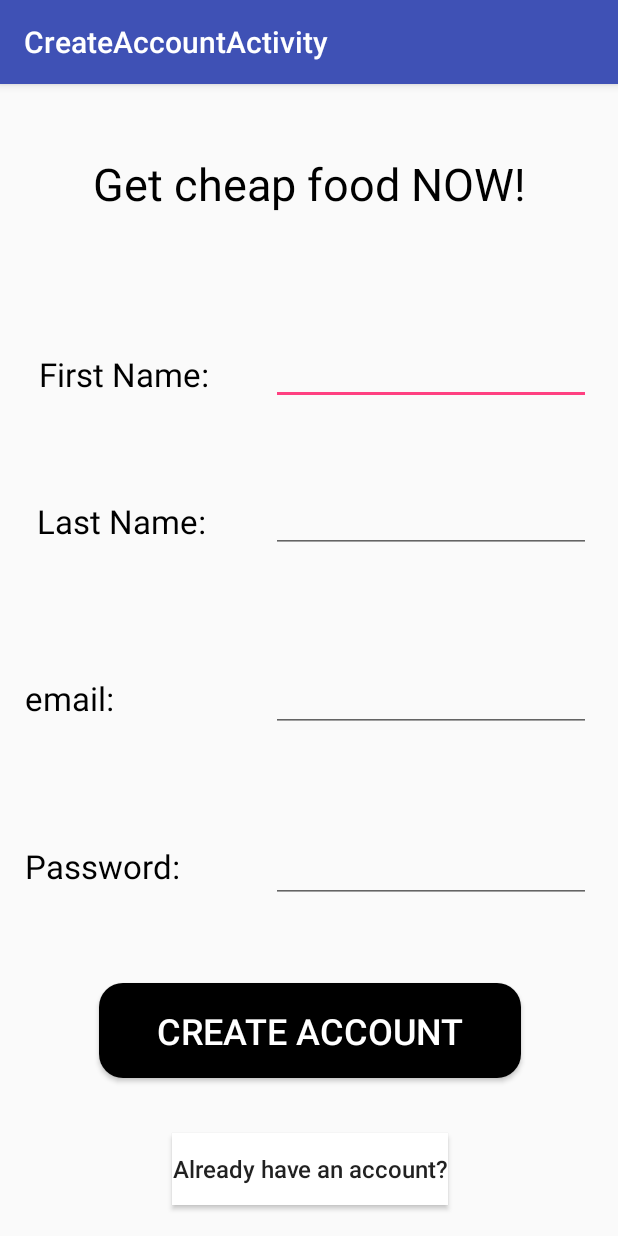
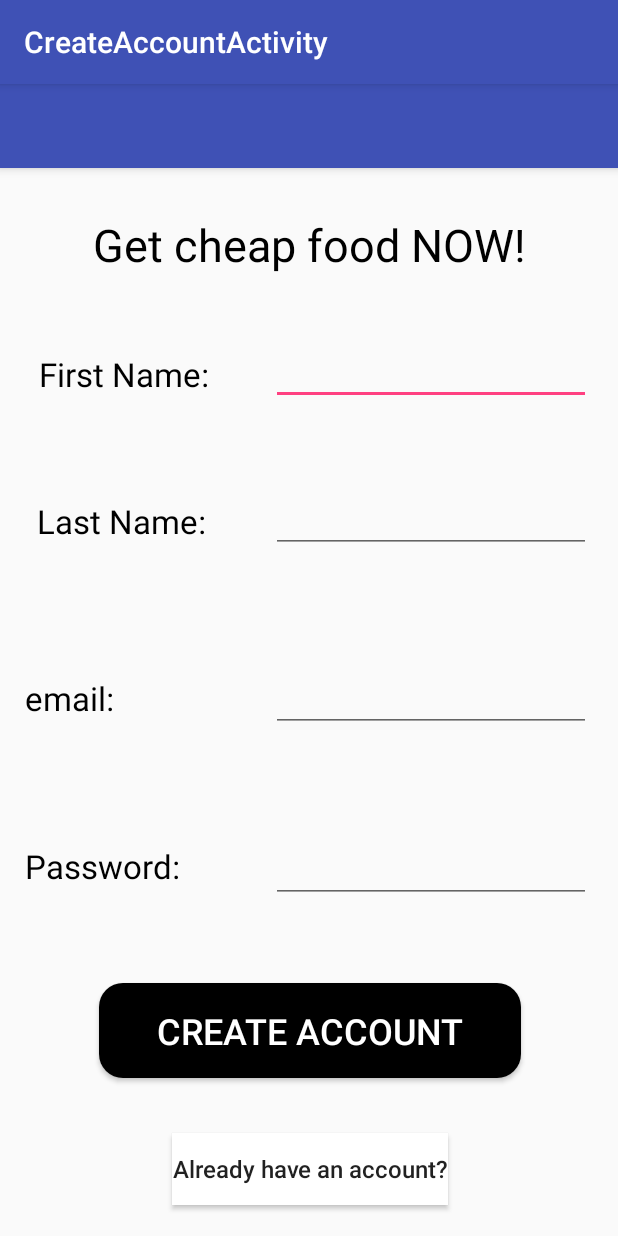
Before and after one commit to bavish-gummadi/Sizzl-Prototype, an Android app: the screen it shows after launch (CreateAccountActivity), on a phone screen of 412 x 824 dp. Run offline under Robolectric (Android 15) with nearby library versions, the phone set to English and light mode, and no system bars; 1 statement that could not run was skipped.

Commit message:
bug fixes in Menu to BWW

```diff
--- a/app/src/main/java/com/sizzl/ryanhelmlinger/sizzl/WildWingsActivity.java
+++ b/app/src/main/java/com/sizzl/ryanhelmlinger/sizzl/WildWingsActivity.java
@@ -2,8 +2,6 @@ package com.sizzl.ryanhelmlinger.sizzl;
 
 import android.content.Intent;
 import android.os.Bundle;
-import android.support.design.widget.FloatingActionButton;
-import android.support.design.widget.Snackbar;
 import android.support.v7.app.AppCompatActivity;
 import android.support.v7.widget.Toolbar;
 import android.view.View;
@@ -42,7 +40,7 @@ public class WildWingsActivity extends AppCompatActivity {
             }
         });
 
-        Button accountInfo = (Button) findViewById(R.id.buttonmenu3);
+        Button accountInfo = (Button) findViewById(R.id.button3);
         accountInfo.setOnClickListener(new View.OnClickListener() {
             @Override
             public void onClick(View v) {
--- a/app/src/main/res/layout/activity_create_account.xml
+++ b/app/src/main/res/layout/activity_create_account.xml
@@ -5,6 +5,20 @@
     android:layout_width="match_parent"
     android:layout_height="match_parent"
     tools:context="com.sizzl.ryanhelmlinger.sizzl.CreateAccountActivity">
+
+    <android.support.design.widget.AppBarLayout
+        android:layout_width="match_parent"
+        android:layout_height="wrap_content"
+        android:theme="@style/AppTheme.AppBarOverlay">
+
+        <android.support.v7.widget.Toolbar
+            android:id="@+id/toolbar"
+            android:layout_width="match_parent"
+            android:layout_height="?attr/actionBarSize"
+            android:background="?attr/colorPrimary"
+            app:popupTheme="@style/AppTheme.PopupOverlay" />
+
+    </android.support.design.widget.AppBarLayout>
 
     <TextView
         android:id="@+id/sample_text"
@@ -17,7 +31,7 @@
         app:layout_constraintLeft_toLeftOf="parent"
         app:layout_constraintRight_toRightOf="parent"
         app:layout_constraintTop_toTopOf="parent"
-        app:layout_constraintVertical_bias="0.063" />
+        app:layout_constraintVertical_bias="0.119" />
 
     <TextView
         android:id="@+id/textView"
--- a/app/src/main/res/layout/content_restaurants.xml
+++ b/app/src/main/res/layout/content_restaurants.xml
@@ -559,11 +559,10 @@
         android:layout_marginEnd="8dp"
         android:layout_marginTop="8dp"
         android:background="#00FFFFFF"
-        app:layout_anchor="@+id/appBarLayout"
-        app:layout_anchorGravity="bottom|center"
         app:layout_constraintBottom_toBottomOf="parent"
         app:layout_constraintEnd_toEndOf="parent"
+        app:layout_constraintHorizontal_bias="0.0"
         app:layout_constraintStart_toStartOf="parent"
         app:layout_constraintTop_toTopOf="parent"
-        app:layout_constraintVertical_bias="1.0" />
+        app:layout_constraintVertical_bias="0.0" />
 </android.support.constraint.ConstraintLayout>
```
Also changed, not shown: app/src/main/java/com/sizzl/ryanhelmlinger/sizzl/CreateAccountActivity.java (+9 -11 lines).
